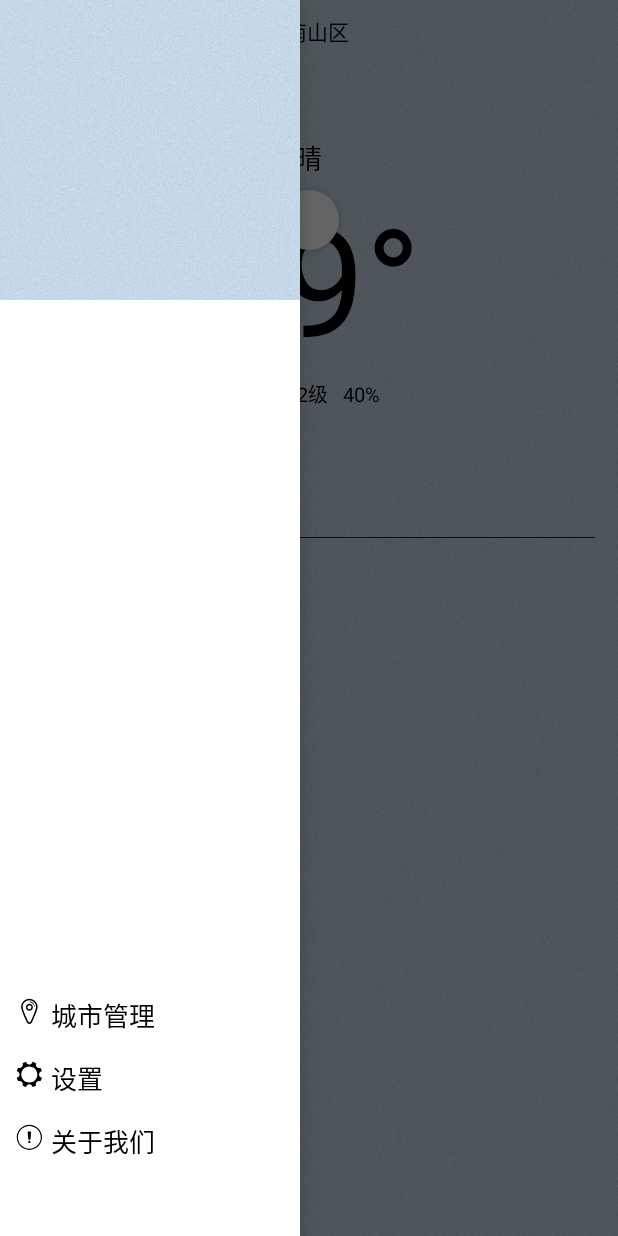
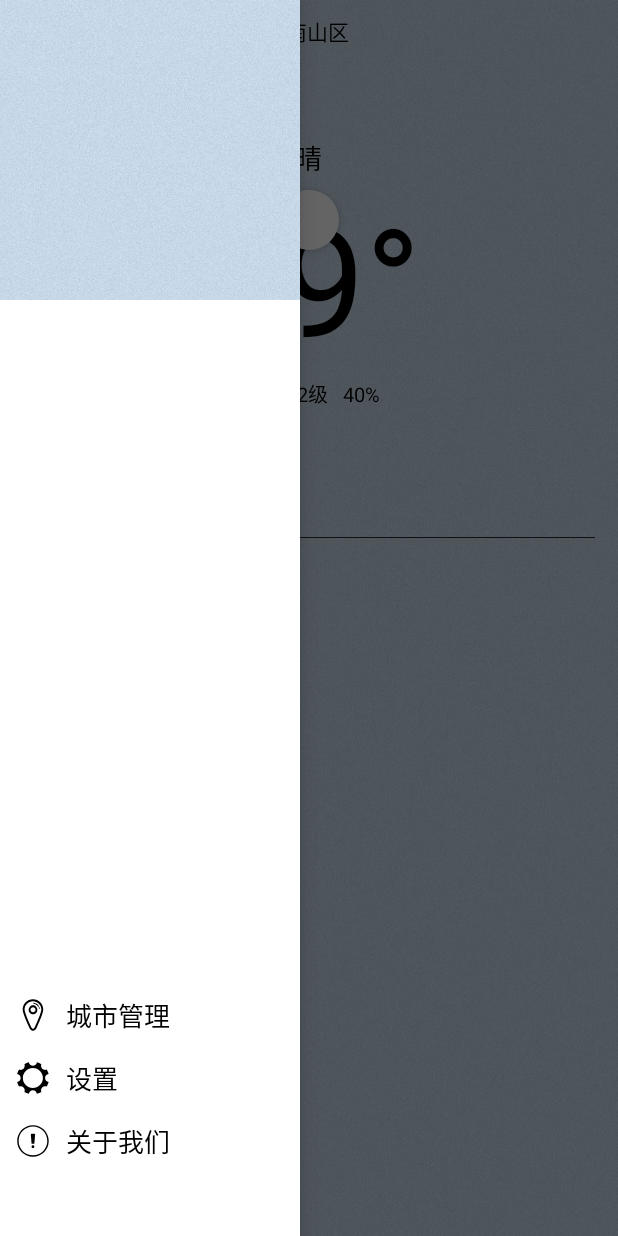
Before and after one commit to shihyu/testAndroid, an Android app: the screen it shows after launch (HeFenWeatherActivity), with the side drawer open, on a phone screen of 412 x 824 dp. Run offline under Robolectric (Android 15) with nearby library versions, the phone set to English and light mode, and no system bars.

Commit message:
UI局部调整

```diff
--- a/hefenweather/src/main/AndroidManifest.xml
+++ b/hefenweather/src/main/AndroidManifest.xml
@@ -25,7 +25,7 @@
         android:allowBackup="true"
         android:label="@string/app_name"
         android:supportsRtl="true"
-        android:theme="@android:style/Theme.Material.Light">
+        android:theme="@style/apptheme">
         <meta-data
             android:name="com.baidu.lbsapi.API_KEY"
             android:value="@string/baidu_location_ak" />
@@ -50,7 +50,6 @@
         <activity
             android:name=".activity.CitysActivity"
             android:label="@string/title_activity_citys">
-
             <intent-filter>
                 <action android:name="android.intent.action.MAIN" />
             </intent-filter>
--- a/hefenweather/src/main/res/drawable-xxhdpi/ic_location.xml
+++ b/hefenweather/src/main/res/drawable-xxhdpi/ic_location.xml
@@ -1,7 +1,7 @@
 <vector xmlns:android="http://schemas.android.com/apk/res/android"
     android:height="24dp"
-    android:viewportHeight="250.0"
-    android:viewportWidth="250.0"
+    android:viewportHeight="200.0"
+    android:viewportWidth="200.0"
     android:width="24dp">
     <path
         android:fillColor="#000000"
--- a/hefenweather/src/main/res/drawable-xxhdpi/ic_menu_about.xml
+++ b/hefenweather/src/main/res/drawable-xxhdpi/ic_menu_about.xml
@@ -1,7 +1,7 @@
 <vector xmlns:android="http://schemas.android.com/apk/res/android"
     android:height="24dp"
-    android:viewportHeight="250.0"
-    android:viewportWidth="250.0"
+    android:viewportHeight="200.0"
+    android:viewportWidth="200.0"
     android:width="24dp">
     <path
         android:fillColor="#000000"
--- a/hefenweather/src/main/res/drawable-xxhdpi/ic_menu_set.xml
+++ b/hefenweather/src/main/res/drawable-xxhdpi/ic_menu_set.xml
@@ -1,7 +1,7 @@
 <vector xmlns:android="http://schemas.android.com/apk/res/android"
     android:height="24dp"
-    android:viewportHeight="250.0"
-    android:viewportWidth="250.0"
+    android:viewportHeight="200.0"
+    android:viewportWidth="200.0"
     android:width="24dp">
     <path
         android:fillColor="#000000"
--- a/hefenweather/src/main/res/layout/hefen_weathers.xml
+++ b/hefenweather/src/main/res/layout/hefen_weathers.xml
@@ -152,6 +152,7 @@
                 android:layout_width="match_parent"
                 android:layout_height="wrap_content"
                 android:drawableLeft="@drawable/ic_location"
+                android:drawablePadding="10dp"
                 style="@style/weather_left_tx_style"
                 android:layout_alignParentLeft="true"
                 android:layout_above="@+id/tv_setttings"
--- a/hefenweather/src/main/res/values/styles.xml
+++ b/hefenweather/src/main/res/values/styles.xml
@@ -5,6 +5,13 @@
         <item name="android:windowTranslucentNavigation">true</item>
         <!--Android 5.x开始需要把颜色设置透明，否则导航栏会呈现系统默认的浅灰色-->
         <item name="android:statusBarColor">@android:color/transparent</item>
+    </style>
+
+    <style name="apptheme" parent="@android:style/Theme.Material.Light">
+        <!-- 状态栏背景 -->
+        <item name="android:colorPrimaryDark">#C7EDCC</item>
+        <!-- 标题栏背景 -->
+        <item name="android:colorPrimary">#C7EDCC</item>
     </style>
 
     <style name="weather_hour_style">
@@ -19,6 +26,7 @@
         <item name="android:layout_marginTop">15dp</item>
         <item name="android:textColor">@android:color/black</item>
         <item name="android:textSize">17dp</item>
+        <item name="android:drawablePadding">10dp</item>
     </style>
 
     <style name="city_tx_style">
@@ -26,6 +34,6 @@
         <item name="android:layout_marginTop">10dp</item>
         <item name="android:layout_marginBottom">10dp</item>
         <item name="android:textColor">@android:color/black</item>
-        <item name="android:textSize">17dp</item>
+        <item name="android:textSize">18dp</item>
     </style>
 </resources>
```
